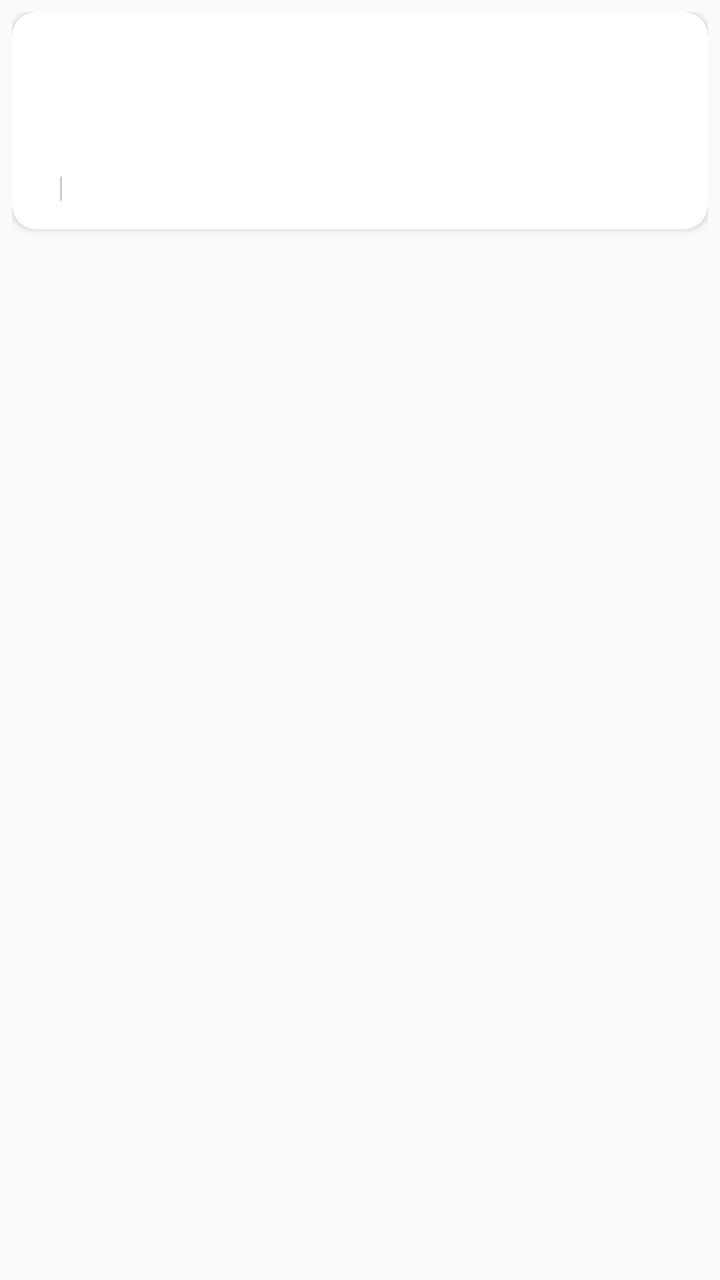
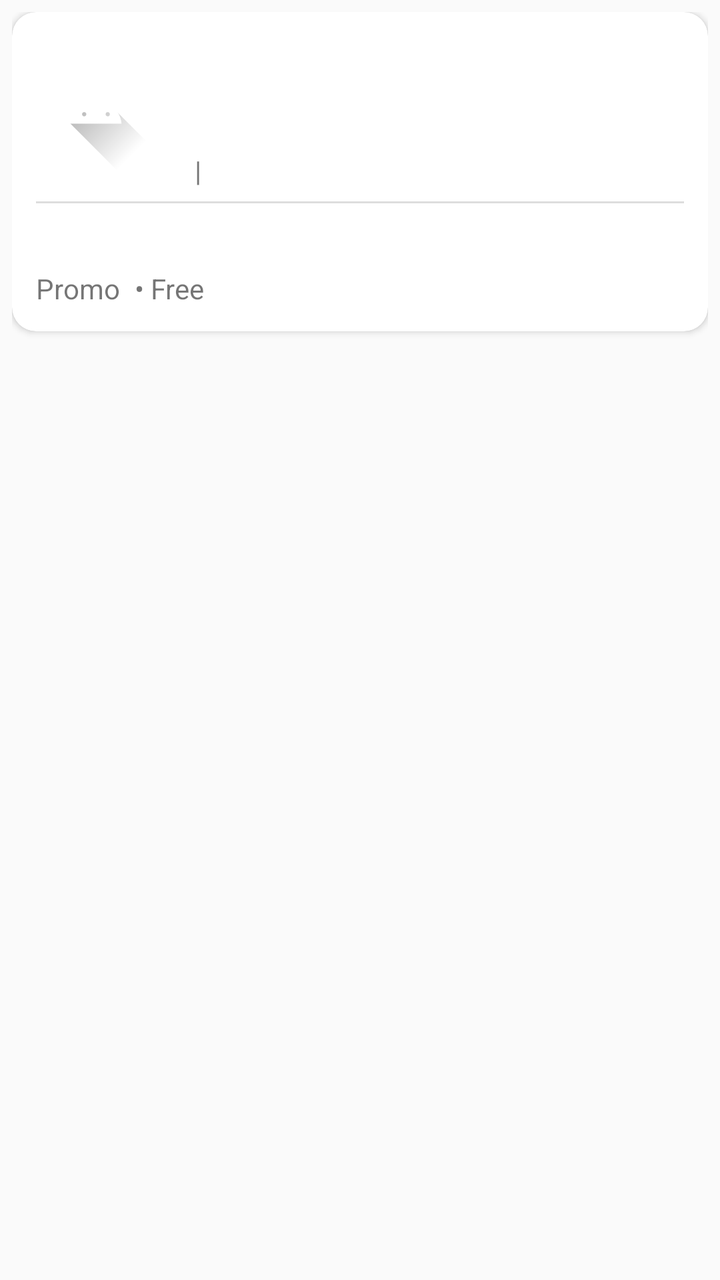

Two renders of the same Android screen: before a commit and after it. Below are the layout's source before the change and the commit's diff.
<!-- AndroidManifest.xml: application theme Theme.ThesisUIResearch -->
<!-- res/layout/item_variant3.xml -->
<?xml version="1.0" encoding="utf-8"?>
<FrameLayout xmlns:android="http://schemas.android.com/apk/res/android"
    xmlns:app="http://schemas.android.com/apk/res-auto"
    android:layout_width="match_parent"
    android:layout_height="wrap_content"
    android:padding="6dp">

    <androidx.cardview.widget.CardView
        android:layout_width="match_parent"
        android:layout_height="wrap_content"
        app:cardCornerRadius="12dp"
        app:cardElevation="2dp"
        app:cardBackgroundColor="@color/card_background">

        <LinearLayout
            android:layout_width="match_parent"
            android:layout_height="wrap_content"
            android:orientation="vertical"
            android:padding="12dp">

            
            <LinearLayout
                android:layout_width="match_parent"
                android:layout_height="wrap_content"
                android:orientation="horizontal"
                android:gravity="center_vertical">

                <ImageView
                    android:id="@+id/imgProduct"
                    android:layout_width="60dp"
                    android:layout_height="60dp"
                    android:scaleType="centerCrop"
                    android:contentDescription="@string/app_name" />

                <LinearLayout
                    android:layout_width="0dp"
                    android:layout_height="wrap_content"
                    android:layout_weight="1"
                    android:layout_marginStart="12dp"
                    android:orientation="vertical">

                    <TextView
                        android:id="@+id/tvProductName"
                        android:layout_width="match_parent"
                        android:layout_height="wrap_content"
                        android:textSize="14sp"
                        android:textStyle="bold"
                        android:textColor="@color/text_primary"
                        android:maxLines="2"
                        android:ellipsize="end" />

                    <TextView
                        android:id="@+id/tvShopName"
                        android:layout_width="match_parent"
                        android:layout_height="wrap_content"
                        android:layout_marginTop="2dp"
                        android:textSize="12sp"
                        android:textColor="@color/text_secondary" />

                    <TextView
                        android:id="@+id/tvPrice"
                        android:layout_width="match_parent"
                        android:layout_height="wrap_content"
                        android:layout_marginTop="4dp"
                        android:textSize="14sp"
                        android:textStyle="bold"
                        android:textColor="@color/text_primary" />

                </LinearLayout>

            </LinearLayout>

            <LinearLayout
                android:layout_width="match_parent"
                android:layout_height="wrap_content"
                android:orientation="horizontal"
                android:layout_marginTop="8dp"
                android:gravity="center_vertical">

                <TextView
                    android:id="@+id/tvRating"
                    android:layout_width="wrap_content"
                    android:layout_height="wrap_content"
                    android:textSize="12sp"
                    android:textColor="@color/text_secondary"
                    android:drawablePadding="2dp" />

                <TextView
                    android:id="@+id/tvSold"
                    android:layout_width="wrap_content"
                    android:layout_height="wrap_content"
                    android:layout_marginStart="6dp"
                    android:textSize="12sp"
                    android:textColor="@color/text_secondary" />

                <View
                    android:layout_width="1dp"
                    android:layout_height="12dp"
                    android:layout_marginStart="6dp"
                    android:background="@color/divider_color" />

                <TextView
                    android:id="@+id/tvLocation"
                    android:layout_width="0dp"
                    android:layout_height="wrap_content"
                    android:layout_weight="1"
                    android:layout_marginStart="6dp"
                    android:textSize="12sp"
                    android:textColor="@color/text_secondary"
                    android:gravity="end"
                    android:maxLines="1"
                    android:ellipsize="end" />

            </LinearLayout>

        </LinearLayout>

    </androidx.cardview.widget.CardView>

</FrameLayout>
<!-- resources referenced by this layout -->
<resources>
  <color name="card_background">#FFFFFF</color>
  <color name="divider_color">#CCCCCC</color>
  <color name="text_primary">#1A1A1A</color>
  <color name="text_secondary">#757575</color>
  <string name="app_name">ThesisUIResearch</string>
  <style name="Theme.ThesisUIResearch" parent="Theme.AppCompat.Light.NoActionBar" />
</resources>

<!-- the commit's change to res/layout/item_variant3.xml (unified diff, before → after) -->
@@ -1,6 +1,7 @@
 <?xml version="1.0" encoding="utf-8"?>
 <FrameLayout xmlns:android="http://schemas.android.com/apk/res/android"
     xmlns:app="http://schemas.android.com/apk/res-auto"
+    xmlns:tools="http://schemas.android.com/tools"
     android:layout_width="match_parent"
     android:layout_height="wrap_content"
     android:padding="6dp">
@@ -9,8 +10,7 @@
         android:layout_width="match_parent"
         android:layout_height="wrap_content"
         app:cardCornerRadius="12dp"
-        app:cardElevation="2dp"
-        app:cardBackgroundColor="@color/card_background">
+        app:cardElevation="2dp">
 
         <LinearLayout
             android:layout_width="match_parent"
@@ -22,94 +22,165 @@
             <LinearLayout
                 android:layout_width="match_parent"
                 android:layout_height="wrap_content"
-                android:orientation="horizontal"
-                android:gravity="center_vertical">
+                android:orientation="vertical"
+                tools:ignore="UselessParent">
 
-                <ImageView
-                    android:id="@+id/imgProduct"
-                    android:layout_width="60dp"
-                    android:layout_height="60dp"
-                    android:scaleType="centerCrop"
-                    android:contentDescription="@string/app_name" />
-
+                
                 <LinearLayout
-                    android:layout_width="0dp"
+                    android:layout_width="match_parent"
                     android:layout_height="wrap_content"
-                    android:layout_weight="1"
-                    android:layout_marginStart="12dp"
                     android:orientation="vertical">
 
-                    <TextView
-                        android:id="@+id/tvProductName"
+                    
+                    <LinearLayout
                         android:layout_width="match_parent"
                         android:layout_height="wrap_content"
-                        android:textSize="14sp"
-                        android:textStyle="bold"
-                        android:textColor="@color/text_primary"
-                        android:maxLines="2"
-                        android:ellipsize="end" />
+                        android:orientation="vertical">
 
-                    <TextView
-                        android:id="@+id/tvShopName"
-                        android:layout_width="match_parent"
-                        android:layout_height="wrap_content"
-                        android:layout_marginTop="2dp"
-                        android:textSize="12sp"
-                        android:textColor="@color/text_secondary" />
+                        
+                        <LinearLayout
+                            android:layout_width="match_parent"
+                            android:layout_height="wrap_content"
+                            android:orientation="horizontal"
+                            android:gravity="center_vertical">
 
-                    <TextView
-                        android:id="@+id/tvPrice"
-                        android:layout_width="match_parent"
-                        android:layout_height="wrap_content"
-                        android:layout_marginTop="4dp"
-                        android:textSize="14sp"
-                        android:textStyle="bold"
-                        android:textColor="@color/text_primary" />
+                            <ImageView
+                                android:id="@+id/imgProduct"
+                                android:layout_width="60dp"
+                                android:layout_height="60dp"
+                                android:src="@drawable/ic_launcher_foreground"
+                                android:scaleType="centerCrop"
+                                android:contentDescription="@string/app_name"/>
+
+                            <LinearLayout
+                                android:layout_width="0dp"
+                                android:layout_height="wrap_content"
+                                android:layout_weight="1"
+                                android:layout_marginStart="12dp"
+                                android:orientation="vertical">
+
+                                
+                                <LinearLayout
+                                    android:layout_width="match_parent"
+                                    android:layout_height="wrap_content"
+                                    android:orientation="vertical">
+
+                                    <TextView
+                                        android:id="@+id/tvProductName"
+                                        android:layout_width="match_parent"
+                                        android:layout_height="wrap_content"
+                                        android:textSize="14sp"
+                                        android:textStyle="bold"
+                                        tools:ignore="TooDeepLayout" />
+
+                                    <TextView
+                                        android:id="@+id/tvCategory"
+                                        android:layout_width="match_parent"
+                                        android:layout_height="wrap_content"
+                                        android:textSize="12sp"/>
+                                </LinearLayout>
+
+                                <TextView
+                                    android:id="@+id/tvShopName"
+                                    android:layout_width="match_parent"
+                                    android:layout_height="wrap_content"
+                                    android:textSize="12sp"
+                                    android:layout_marginTop="2dp"/>
+
+                                
+                                <LinearLayout
+                                    android:layout_width="wrap_content"
+                                    android:layout_height="wrap_content"
+                                    android:orientation="horizontal"
+                                    android:layout_marginTop="4dp">
+
+                                    <TextView
+                                        android:id="@+id/tvPrice"
+                                        android:layout_width="wrap_content"
+                                        android:layout_height="wrap_content"
+                                        android:textStyle="bold"/>
+
+                                    <TextView
+                                        android:layout_width="wrap_content"
+                                        android:layout_height="wrap_content"
+                                        android:text=" | "
+                                        android:layout_marginStart="4dp"
+                                        tools:ignore="HardcodedText" />
+
+                                    <TextView
+                                        android:id="@+id/tvStock"
+                                        android:layout_width="wrap_content"
+                                        android:layout_height="wrap_content"/>
+                                </LinearLayout>
+
+                            </LinearLayout>
+
+                        </LinearLayout>
+
+                        
+                        <View
+                            android:layout_width="match_parent"
+                            android:layout_height="1dp"
+                            android:layout_marginTop="6dp"
+                            android:background="#DDDDDD"/>
+
+                        
+                        <LinearLayout
+                            android:layout_width="match_parent"
+                            android:layout_height="wrap_content"
+                            android:orientation="horizontal"
+                            android:layout_marginTop="8dp">
+
+                            <TextView
+                                android:id="@+id/tvRating"
+                                android:layout_width="wrap_content"
+                                android:layout_height="wrap_content"/>
+
+                            <TextView
+                                android:id="@+id/tvSold"
+                                android:layout_width="wrap_content"
+                                android:layout_height="wrap_content"
+                                android:layout_marginStart="6dp"/>
+
+                            <TextView
+                                android:id="@+id/tvLocation"
+                                android:layout_width="0dp"
+                                android:layout_height="wrap_content"
+                                android:layout_weight="1"
+                                android:gravity="end"
+                                android:layout_marginStart="6dp"/>
+                        </LinearLayout>
+
+                        
+                        <LinearLayout
+                            android:layout_width="match_parent"
+                            android:layout_height="wrap_content"
+                            android:orientation="horizontal"
+                            android:layout_marginTop="6dp">
+
+                            <TextView
+                                android:layout_width="wrap_content"
+                                android:layout_height="wrap_content"
+                                android:text="Promo"
+                                tools:ignore="HardcodedText" />
+
+                            <TextView
+                                android:layout_width="wrap_content"
+                                android:layout_height="wrap_content"
+                                android:text=" • "
+                                android:layout_marginStart="4dp"
+                                tools:ignore="HardcodedText" />
+
+                            <TextView
+                                android:layout_width="wrap_content"
+                                android:layout_height="wrap_content"
+                                android:text="Free"
+                                tools:ignore="HardcodedText" />
+                        </LinearLayout>
+
+                    </LinearLayout>
 
                 </LinearLayout>
-
-            </LinearLayout>
-
-            <LinearLayout
-                android:layout_width="match_parent"
-                android:layout_height="wrap_content"
-                android:orientation="horizontal"
-                android:layout_marginTop="8dp"
-                android:gravity="center_vertical">
-
-                <TextView
-                    android:id="@+id/tvRating"
-                    android:layout_width="wrap_content"
-                    android:layout_height="wrap_content"
-                    android:textSize="12sp"
-                    android:textColor="@color/text_secondary"
-                    android:drawablePadding="2dp" />
-
-                <TextView
-                    android:id="@+id/tvSold"
-                    android:layout_width="wrap_content"
-                    android:layout_height="wrap_content"
-                    android:layout_marginStart="6dp"
-                    android:textSize="12sp"
-                    android:textColor="@color/text_secondary" />
-
-                <View
-                    android:layout_width="1dp"
-                    android:layout_height="12dp"
-                    android:layout_marginStart="6dp"
-                    android:background="@color/divider_color" />
-
-                <TextView
-                    android:id="@+id/tvLocation"
-                    android:layout_width="0dp"
-                    android:layout_height="wrap_content"
-                    android:layout_weight="1"
-                    android:layout_marginStart="6dp"
-                    android:textSize="12sp"
-                    android:textColor="@color/text_secondary"
-                    android:gravity="end"
-                    android:maxLines="1"
-                    android:ellipsize="end" />
 
             </LinearLayout>
 
<!-- resource entries referenced after the edit -->
@@ -1,9 +1,36 @@
 <!-- resources referenced by this layout -->
 <resources>
-  <color name="card_background">#FFFFFF</color>
-  <color name="divider_color">#CCCCCC</color>
-  <color name="text_primary">#1A1A1A</color>
-  <color name="text_secondary">#757575</color>
+  <!-- drawable ic_launcher_foreground (drawable) -->
+  <vector xmlns:android="http://schemas.android.com/apk/res/android"
+      xmlns:aapt="http://schemas.android.com/aapt"
+      android:width="108dp"
+      android:height="108dp"
+      android:viewportWidth="108"
+      android:viewportHeight="108">
+      <path android:pathData="M31,63.928c0,0 6.4,-11 12.1,-13.1c7.2,-2.6 26,-1.4 26,-1.4l38.1,38.1L107,108.928l-32,-1L31,63.928z">
+          <aapt:attr name="android:fillColor">
+              <gradient
+                  android:endX="85.84757"
+                  android:endY="92.4963"
+                  android:startX="42.9492"
+                  android:startY="49.59793"
+                  android:type="linear">
+                  <item
+                      android:color="#44000000"
+                      android:offset="0.0" />
+                  <item
+                      android:color="#00000000"
+                      android:offset="1.0" />
+              </gradient>
+          </aapt:attr>
+      </path>
+      <path
+          android:fillColor="#FFFFFF"
+          android:fillType="nonZero"
+          android:pathData="M65.3,45.828l3.8,-6.6c0.2,-0.4 0.1,-0.9 -0.3,-1.1c-0.4,-0.2 -0.9,-0.1 -1.1,0.3l-3.9,6.7c-6.3,-2.8 -13.4,-2.8 -19.7,0l-3.9,-6.7c-0.2,-0.4 -0.7,-0.5 -1.1,-0.3C38.8,38.328 38.7,38.828 38.9,39.228l3.8,6.6C36.2,49.428 31.7,56.028 31,63.928h46C76.3,56.028 71.8,49.428 65.3,45.828zM43.4,57.328c-0.8,0 -1.5,-0.5 -1.8,-1.2c-0.3,-0.7 -0.1,-1.5 0.4,-2.1c0.5,-0.5 1.4,-0.7 2.1,-0.4c0.7,0.3 1.2,1 1.2,1.8C45.3,56.528 44.5,57.328 43.4,57.328L43.4,57.328zM64.6,57.328c-0.8,0 -1.5,-0.5 -1.8,-1.2s-0.1,-1.5 0.4,-2.1c0.5,-0.5 1.4,-0.7 2.1,-0.4c0.7,0.3 1.2,1 1.2,1.8C66.5,56.528 65.6,57.328 64.6,57.328L64.6,57.328z"
+          android:strokeWidth="1"
+          android:strokeColor="#00000000" />
+  </vector>
   <string name="app_name">ThesisUIResearch</string>
   <style name="Theme.ThesisUIResearch" parent="Theme.AppCompat.Light.NoActionBar" />
 </resources>
